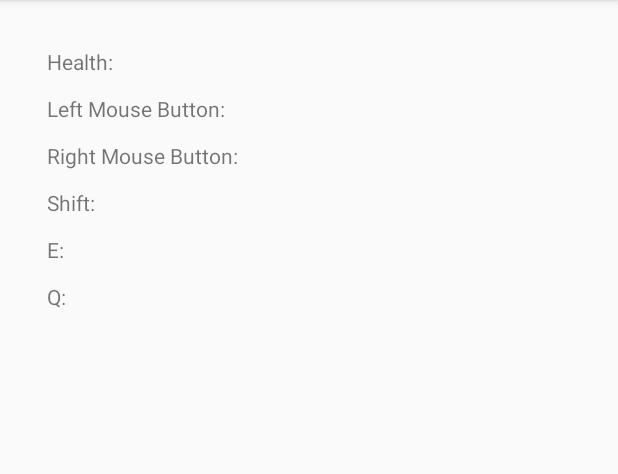
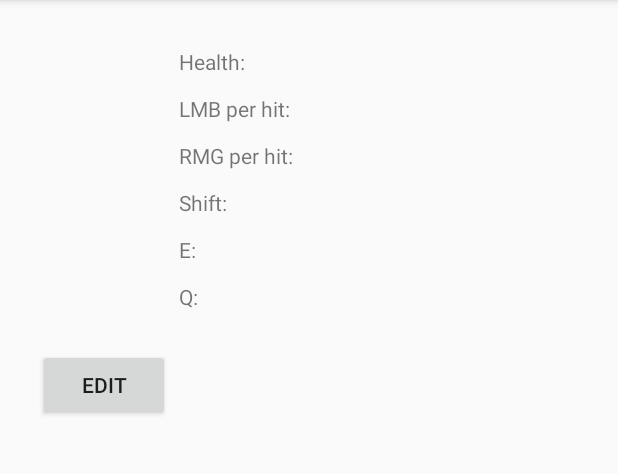
Before and after one commit to rlam17/DPSProject, an Android app: the HeroPage screen opened directly, with no data from a screen before it, on a phone screen of 412 x 824 dp, the part 84-558 px from its top. Run offline under Robolectric (Android 15) with nearby library versions, the phone set to English and light mode, and no system bars; 11 statements that could not run were skipped.

Commit message:
Added hero editting

```diff
--- /dev/null
+++ b/app/src/main/res/layout/hero_edit.xml
@@ -0,0 +1,6 @@
+<?xml version="1.0" encoding="utf-8"?>
+<LinearLayout xmlns:android="http://schemas.android.com/apk/res/android"
+    android:orientation="vertical" android:layout_width="match_parent"
+    android:layout_height="match_parent">
+
+</LinearLayout>
--- a/app/src/main/res/layout/hero_page.xml
+++ b/app/src/main/res/layout/hero_page.xml
@@ -28,7 +28,7 @@
     <TableRow>
         <TextView
             android:layout_column="1"
-            android:text="Left Mouse Button: "
+            android:text="LMB per hit: "
             android:padding="6dip" />
         <TextView
             android:id="@+id/lmbValue"
@@ -56,7 +56,7 @@
     <TableRow>
         <TextView
             android:layout_column="1"
-            android:text="Right Mouse Button: "
+            android:text="RMG per hit: "
             android:padding="6dip" />
         <TextView
             android:id="@+id/rmbValue"
@@ -112,7 +112,10 @@
 
 
     </TableRow>
-
+    <TableRow>
+        <Button android:id="@+id/editButton"
+            android:text="Edit" />
+    </TableRow>
 
 
 </TableLayout>
```
Also changed, not shown: app/src/main/java/com/example/rlam17/dpsproject/HeroEdit.java (added, +13 -0 lines).
